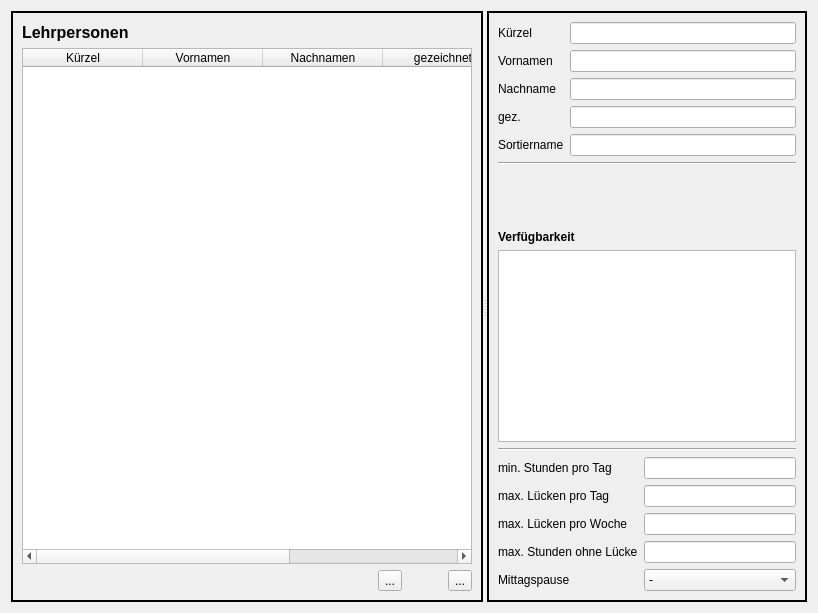
gradgrind/WZ3, file wz-data/ui/teacher_editor.ui: the form before one commit.
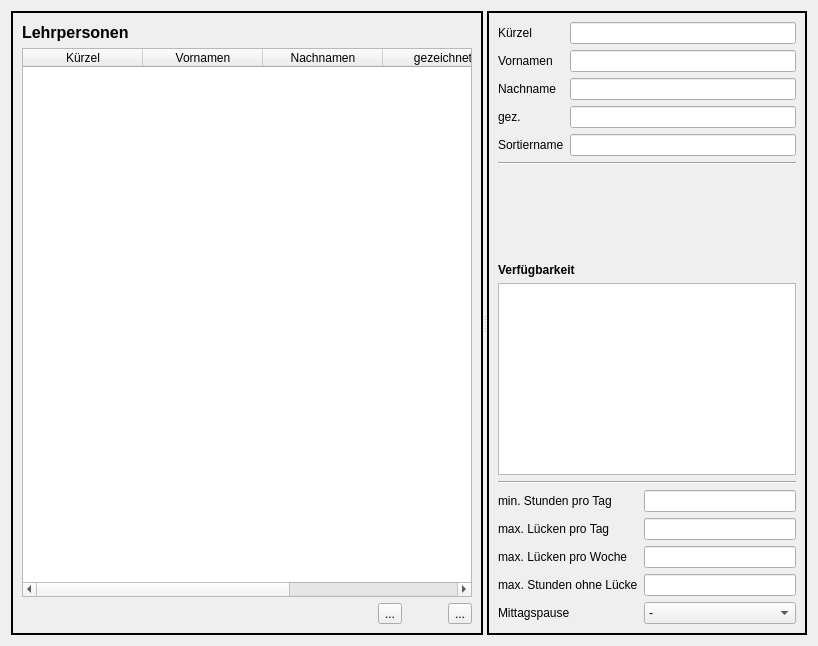
The form after the commit. Icons and pictures are not drawn. Custom widgets are drawn as their Qt base class.

```diff
--- a/wz-data/ui/teacher_editor.ui
+++ b/wz-data/ui/teacher_editor.ui
@@ -7,7 +7,7 @@
     <x>0</x>
     <y>0</y>
     <width>818</width>
-    <height>613</height>
+    <height>646</height>
    </rect>
   </property>
   <property name="sizePolicy">
```
Left out of the diff: 5 changed lines with no effect on the pictures.
